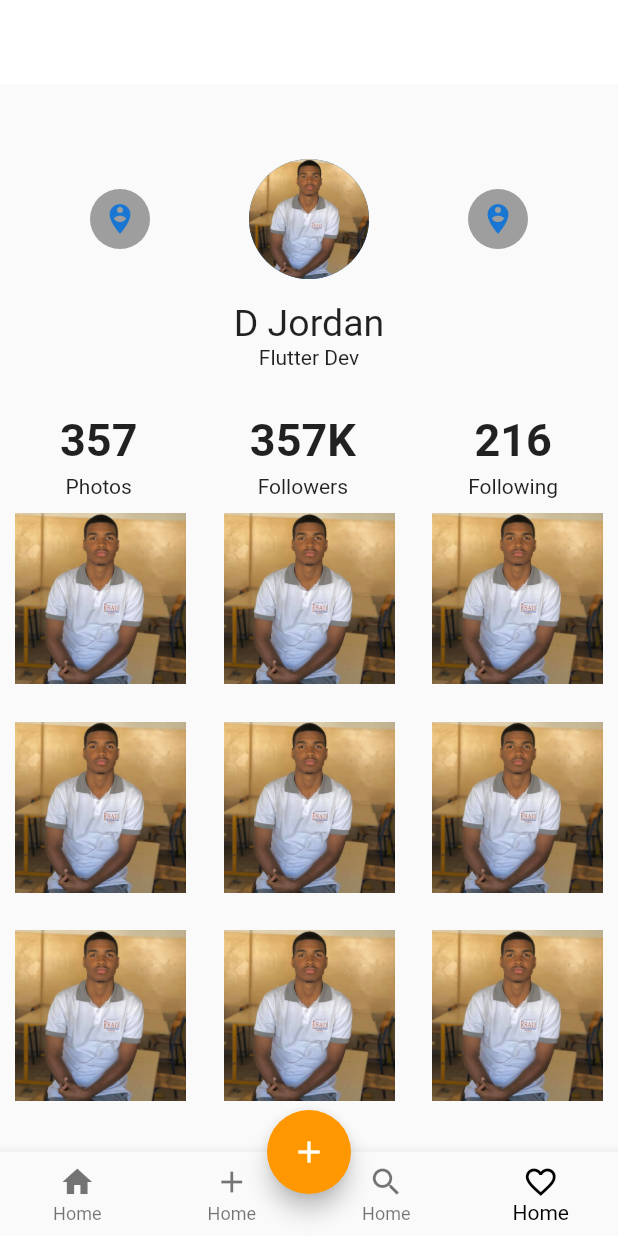
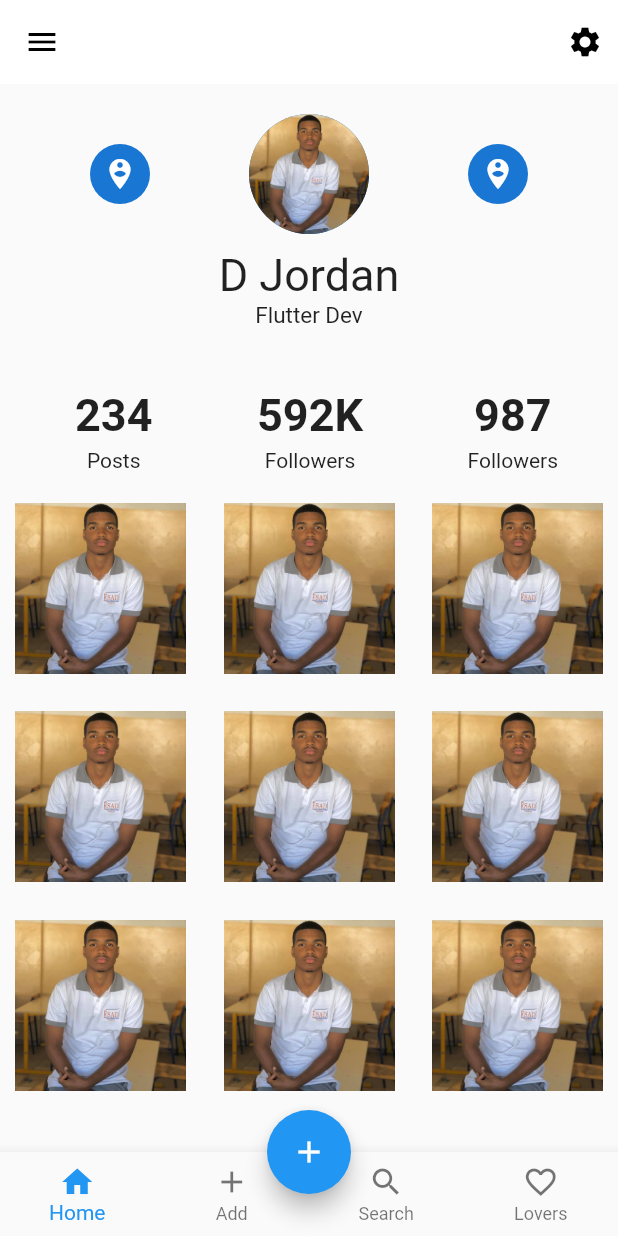
Before and after one commit to MarceloJSCesar/PerfilPage, a Flutter app: the screen it shows after launch, on a phone screen of 412 x 824 dp. Run offline on Flutter 3.47's test engine with Material 2 defaults, Android fonts, the phone set to English and light mode, and no system bars.

```diff
--- a/lib/home.dart
+++ b/lib/home.dart
@@ -9,71 +9,91 @@ class MyApp extends StatelessWidget {
           appBar: AppBar(
             elevation: 0,
             backgroundColor: Colors.white,
+            leading: Container(
+              child:Icon(Icons.menu,
+              color: Colors.black,
+              ),
+            ),
+            actions: <Widget>[
+              Container(
+                margin: EdgeInsets.only(right:10,),
+                child: Icon(Icons.settings,
+                color: Colors.black,
+                ),
+              )
+            ],
           ),
           body: CustomScrollView(
-          slivers: [
+            slivers: <Widget>[
               SliverToBoxAdapter(
                 child: Container(
-                margin: EdgeInsets.only(top: 50,right:60,left: 60),
+                  margin: EdgeInsets.only(top: 20, right: 60, left: 60),
                   child: Row(
                     mainAxisAlignment: MainAxisAlignment.spaceBetween,
                     children: <Widget>[
                       CircleAvatar(
-                          backgroundColor: Colors.grey,
                         child: Icon(Icons.person_pin_circle),
                       ),
                       Container(
-                         height:80,
-                         width:80,
+                        width: 80,
+                        height: 80,
                         child: CircleAvatar(
                           backgroundImage: AssetImage('assets/me.jpg'),
                         ),
                       ),
                       CircleAvatar(
-                          backgroundColor: Colors.grey,
                         child: Icon(Icons.person_pin_circle),
-                       )
+                      ),
                     ],
                   ),
                 ),
               ),
               SliverToBoxAdapter(
                 child: Container(
-                margin: EdgeInsets.only(top: 15),
+                  margin: EdgeInsets.only(top: 10),
                   child: Column(
                     children: <Widget>[
                       Text(
                         'D Jordan',
-                    style: TextStyle(fontSize: 25),
+                        style: TextStyle(fontSize: 30),
                       ),
-                    Text('Flutter Dev'),
+                      Text(
+                        'Flutter Dev',
+                        style: TextStyle(fontSize: 15),
+                      ),
                     ],
                   ),
                 ),
               ),
               SliverToBoxAdapter(
                 child: Container(
-            margin: EdgeInsets.only(top: 30,right:40,left: 40),
+                  margin: EdgeInsets.only(top: 40, left: 50, right: 40),
                   child: Row(
                     mainAxisAlignment: MainAxisAlignment.spaceBetween,
                     children: <Widget>[
                       Column(
                         children: <Widget>[
                           Text(
-                            '357',
-                          style: TextStyle(fontSize:30,fontWeight: FontWeight.bold),
+                            '234',
+                            style: TextStyle(
+                              fontSize: 30,
+                              fontWeight: FontWeight.bold,
+                            ),
                           ),
                           SizedBox(
                             height: 5,
                           ),
-                      Text('Photos'),
+                          Text('Posts'),
                         ],
                       ),
                       Column(
                         children: <Widget>[
                           Text(
-                            '357K',
-                          style: TextStyle(fontSize:30,fontWeight: FontWeight.bold),
+                            '592K',
+                            style: TextStyle(
+                              fontSize: 30,
+                              fontWeight: FontWeight.bold,
+                            ),
                           ),
                           SizedBox(
                             height: 5,
@@ -84,13 +104,16 @@ class MyApp extends StatelessWidget {
                       Column(
                         children: <Widget>[
                           Text(
-                            '216',
-                          style: TextStyle(fontSize:30,fontWeight: FontWeight.bold),
+                            '987',
+                            style: TextStyle(
+                              fontSize: 30,
+                              fontWeight: FontWeight.bold,
+                            ),
                           ),
                           SizedBox(
                             height: 5,
                           ),
-                      Text('Following'),
+                          Text('Followers'),
                         ],
                       ),
                     ],
@@ -98,35 +121,33 @@ class MyApp extends StatelessWidget {
                 ),
               ),
               SliverGrid(
-            gridDelegate: SliverGridDelegateWithFixedCrossAxisCount(crossAxisCount: 3,crossAxisSpacing: 5,mainAxisSpacing: 5),
-
-            delegate: SliverChildListDelegate(List.generate(
-              9,
-              (int i){
+                gridDelegate: SliverGridDelegateWithFixedCrossAxisCount(
+                  crossAxisCount: 3,
+                  crossAxisSpacing: 5,
+                  mainAxisSpacing: 5,
+                ),
+                delegate: SliverChildListDelegate(List.generate(9, (int i) {
                   return Container(
+                    width: 100,
                     height: 100,
-                  width: 100,
-                  margin: EdgeInsets.all(10),
+                    margin: EdgeInsets.only(top:20,right: 10,left: 10),
                     child: Image.asset('assets/$i.jpg',
                     fit: BoxFit.cover,
                     ),
                   );
-              },
-            ),
-          ),
+                })),
               ),
             ],
           ),
           floatingActionButtonLocation: FloatingActionButtonLocation.centerDocked,
           floatingActionButton: FloatingActionButton(
             onPressed: () {},
+            backgroundColor: Colors.blue,
             child: Icon(Icons.add),
-          backgroundColor: Colors.orange,
           ),
           bottomNavigationBar: BottomNavigationBar(
-          currentIndex: 3,
             type: BottomNavigationBarType.fixed,
-          fixedColor: Colors.black,
+            currentIndex: 0,
             items: [
               BottomNavigationBarItem(
                 icon: Icon(Icons.home),
@@ -134,15 +155,15 @@ class MyApp extends StatelessWidget {
               ),
               BottomNavigationBarItem(
                 icon: Icon(Icons.add),
-              title: Text('Home'),
+                title: Text('Add'),
               ),
               BottomNavigationBarItem(
                 icon: Icon(Icons.search),
-              title: Text('Home'),
+                title: Text('Search'),
               ),
               BottomNavigationBarItem(
                 icon: Icon(Icons.favorite_border),
-              title: Text('Home'),
+                title: Text('Lovers'),
               ),
             ],
           ),
```
Lines whose indentation alone changed are shown as unchanged.
